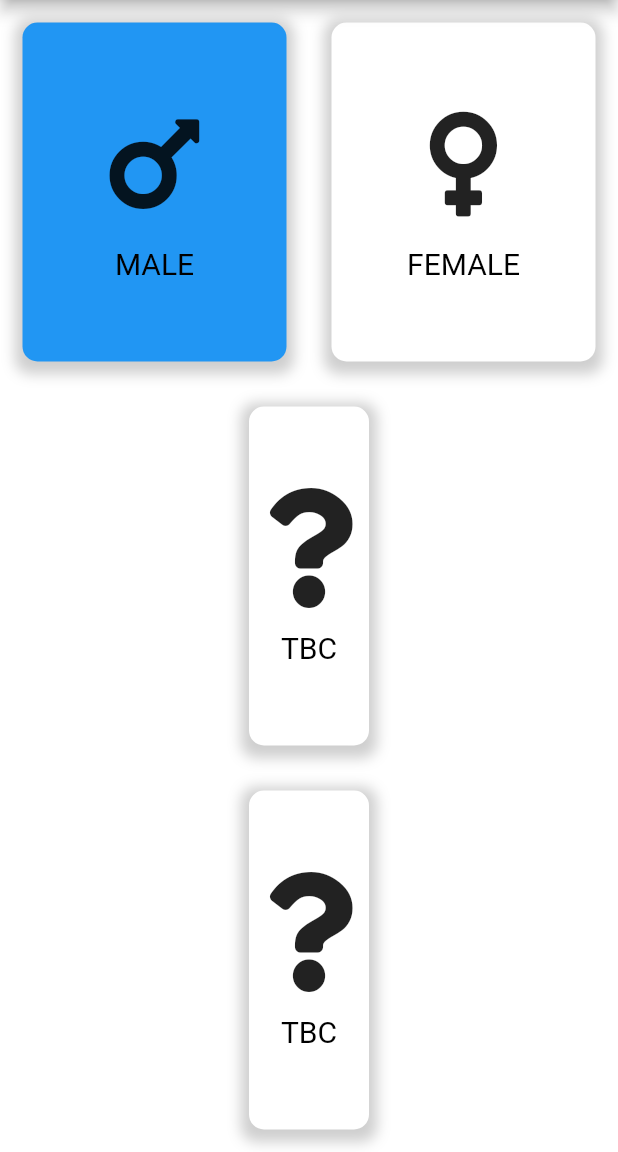
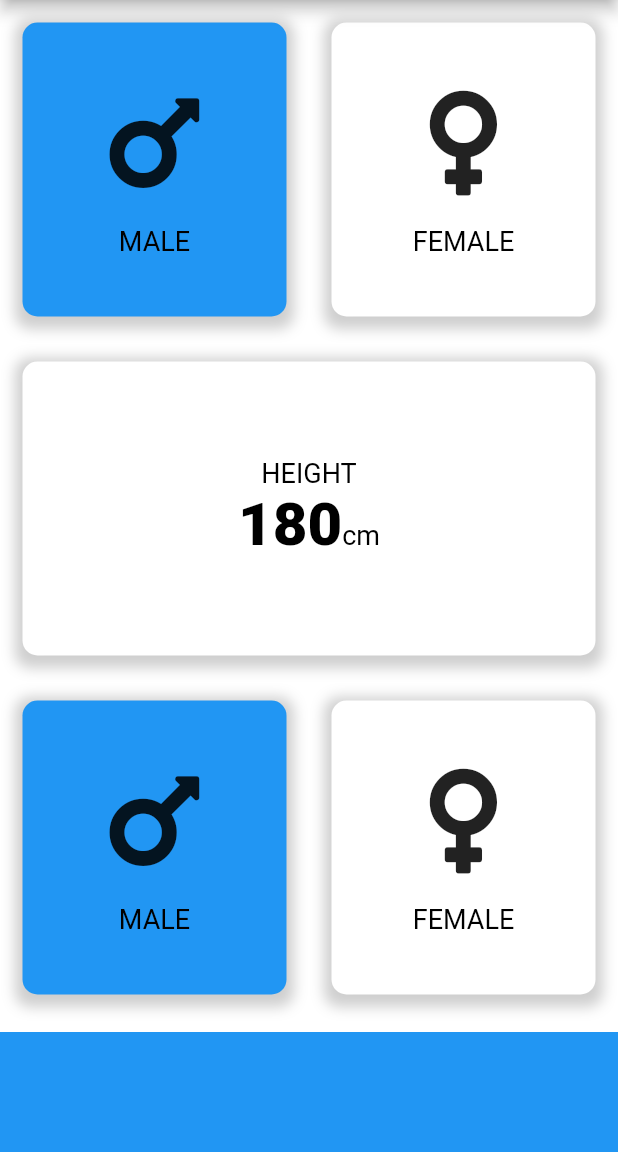
Before and after one commit to c-mongan/Qualife, a Flutter app: the screen it shows after launch, on a phone screen of 412 x 824 dp, the part 84-1236 px from its top. Run offline on Flutter 3.47's test engine with Material 2 defaults, Android fonts, the phone set to English and light mode, and no system bars; our stand-ins replace cloud_firestore, firebase_auth, firebase_core, fluttertoast, font_awesome_flutter; accounts and stored records are empty.

Commit message:
Added Height Box

```diff
--- a/bmi_calculator_app/lib/data_container.dart
+++ b/bmi_calculator_app/lib/data_container.dart
@@ -2,8 +2,15 @@ import 'package:flutter/material.dart';
 
 const textStyle1 = TextStyle(
   color: Color(0xFF000000),
-  fontSize: 20.0,
+  fontSize: 18.0,
 );
+
+const textStyle2 = TextStyle(
+  color: Color(0xFF000000),
+  fontSize: 40.0,
+  fontWeight: FontWeight.w900
+);
+
 
 class DataContainer extends StatelessWidget {
   DataContainer({required this.icon, required this.title});
--- a/bmi_calculator_app/lib/main_screen.dart
+++ b/bmi_calculator_app/lib/main_screen.dart
@@ -97,20 +97,81 @@ class _MainScreenState extends State<MainScreen> {
           Expanded(
             child: ContainerBox(
               boxColor: Color(0xFFffffff),
+              childWidget: Column(
+                mainAxisAlignment: MainAxisAlignment.center,
+
+                children: <Widget>[
+
+                  Text('HEIGHT',
+                  style: textStyle1,),
+                Row(
+                  mainAxisAlignment: MainAxisAlignment.center,
+                  crossAxisAlignment: CrossAxisAlignment.baseline,
+                  textBaseline: TextBaseline.alphabetic,
+
+                  children: <Widget>[
+                  Text('180',
+                  style: textStyle2,),
+                  Text('cm',
+                  style: textStyle1,)
+
+                  ],
+                )
+
+                ],
+
+              )
+
+            ),
+          ),
+          Expanded(
+              child: Row(
+            children: <Widget>[
+              Expanded(
+                //Add gesture detector and call updateBoxColor inside gesture onpressed
+                child: GestureDetector(
+                  onTap: () {
+                    setState(() {
+                      updateBoxColor(1);
+                    });
+                  },
+                  //Dont forget add set state fun inside onpressed
+                  child: ContainerBox(
+                    boxColor: maleBoxColor,
                     childWidget: DataContainer(
-                icon: FontAwesomeIcons.question,
-                title: 'TBC',
+                      icon: FontAwesomeIcons.mars,
+                      title: 'MALE',
+                    ),
                   ),
                 ),
               ),
               Expanded(
+                //Add gesture detector and call updateBoxColor inside gesture onpressed
+                child: GestureDetector(
+                  onTap: () {
+                    setState(() {
+                      updateBoxColor(2);
+                    });
+                  },
+                  //Dont forget add set state fun inside onpressed
                   child: ContainerBox(
-              boxColor: Color(0xFFffffff),
+                    boxColor: femaleBoxColor,
                     childWidget: DataContainer(
-                icon: FontAwesomeIcons.question,
-                title: 'TBC',
+                      icon: FontAwesomeIcons.venus,
+                      title: 'FEMALE',
                     ),
                   ),
+                ),
+              )
+            ],
+          )),
+
+      //Added Bottom border
+        Container(
+width: double.infinity,
+height: 80.0,
+color: activeColor,
+margin: EdgeInsets.only(top:10.0),
         )
         ],
       ),
```
Lines whose indentation alone changed are shown as unchanged.
